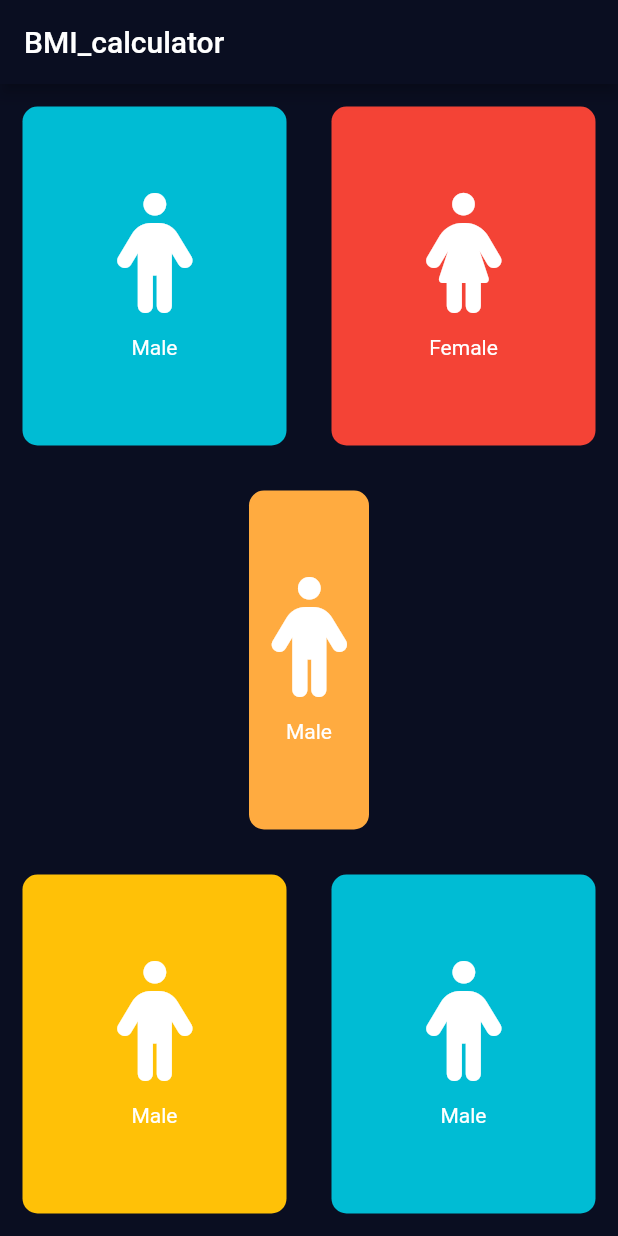
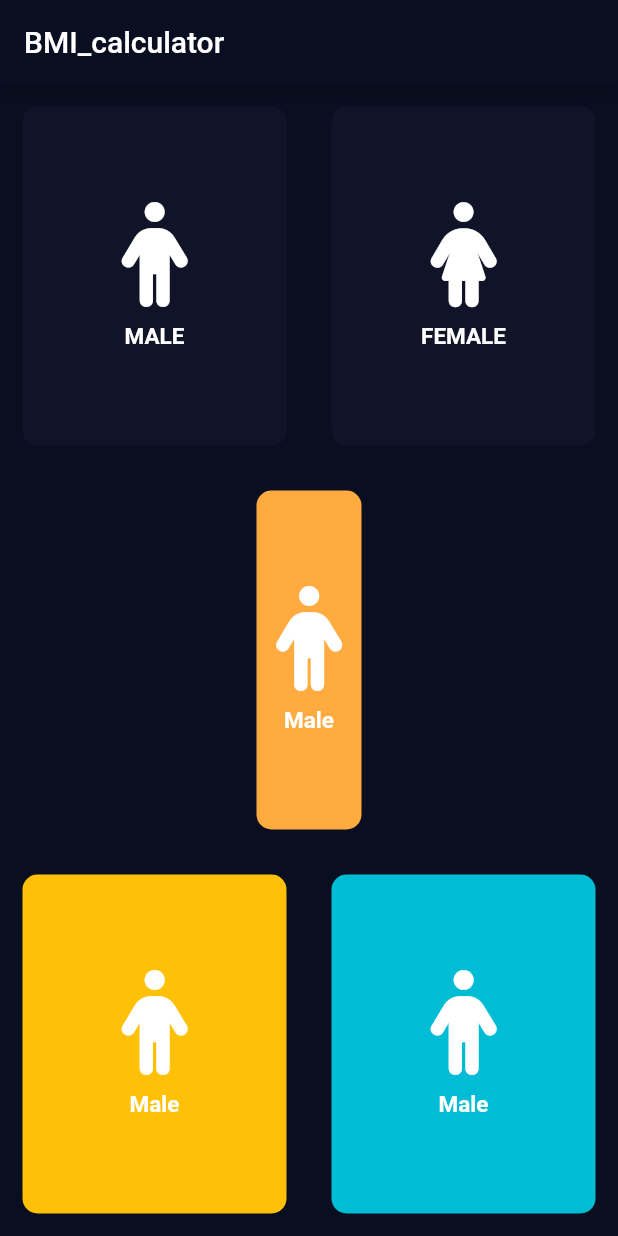
Before and after one commit to zeeshi045/Flutter-Projects, a Flutter app: the screen it shows after launch, on a phone screen of 412 x 824 dp. Run offline on Flutter 3.47's test engine with Material 2 defaults, Android fonts, the phone set to English and light mode, and no system bars; our stand-ins replace animated_background, assets_audio_player, auto_size_text, font_awesome_flutter, get, rflutter_alert.

Commit message:
update
 gesture detector use kiya han( row ma male or female wala container ma)

```diff
--- a/BMI_calculator/lib/input_page.dart
+++ b/BMI_calculator/lib/input_page.dart
@@ -2,6 +2,21 @@ import 'package:flutter/material.dart';
 import 'package:font_awesome_flutter/font_awesome_flutter.dart';
 import 'package:bml_calculator/Container.dart';
 import 'package:bml_calculator/textandIcon.dart';
+
+const activeColor=Color(0xFF1d1e33);
+const deactiveColor=Color(0xFF111328);
+
+
+
+
+
+
+
+
+
+
+
+
 class InputPage extends StatefulWidget {
   const InputPage({Key? key}) : super(key: key);
 
@@ -10,6 +25,20 @@ class InputPage extends StatefulWidget {
 }
 
 class _InputPageState extends State<InputPage> {
+  Color maleclr=deactiveColor;
+  Color femaleclr=deactiveColor;
+  void updatecolor(int gender){
+    if(gender==1){
+      maleclr=activeColor;
+      femaleclr=deactiveColor;
+    }
+    if(gender==2){
+      maleclr=deactiveColor;
+      femaleclr=activeColor;
+    }
+
+
+  }
   @override
   Widget build(BuildContext context) {
     return Scaffold(
@@ -22,18 +51,34 @@ class _InputPageState extends State<InputPage> {
         Expanded(child: Row(
           children: [
             Expanded(
-          child:RepeatContainerCode(colors:Colors.cyan,
-            card: RepeatTextandIcon(
-              icon: FontAwesomeIcons.person,
-              label: 'Male',
+          child:GestureDetector(
+            onTap: (){
+              setState(() {
+                updatecolor(1);
+              });
+              print('click');
+            },
+            child: RepeatContainerCode(
+              colors:maleclr,
+              card: RepeatTextandIcon(
+                icon: FontAwesomeIcons.person,
+                label: 'MALE',
+              ),
             ),
           ),
     ),
-            Expanded(child:RepeatContainerCode(
-              colors:Colors.red,
-              card: RepeatTextandIcon(
-                icon: FontAwesomeIcons.personDress,
-                label: 'Female',
+            Expanded(child:GestureDetector(
+              onTap: (){
+                setState(() {
+                  updatecolor(2);
+                });
+              },
+              child: RepeatContainerCode(
+                colors:femaleclr,
+                card: RepeatTextandIcon(
+                  icon: FontAwesomeIcons.personDress,
+                  label: 'FEMALE',
+                ),
               ),
             ),
             ),
--- a/BMI_calculator/lib/textandIcon.dart
+++ b/BMI_calculator/lib/textandIcon.dart
@@ -9,13 +9,17 @@ class RepeatTextandIcon extends StatelessWidget {
       children:[
         Icon(
           icon,
-          size:80,
+          size:70,
         ),
         SizedBox(
-          height: 15,
+          height: 10,
         ),
         Text(
           label,
+          style: TextStyle(
+            fontWeight: FontWeight.bold,
+            fontSize: 15,
+          ),
         ),
       ],
     );
```
